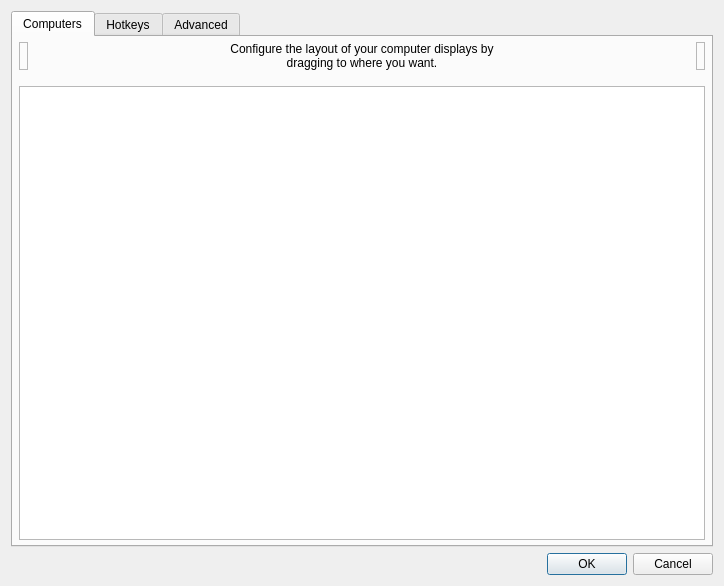
Before: the Qt Designer form src/lib/gui/dialogs/ServerConfigDialog.ui in deskflow/deskflow, drawn with Qt 5.
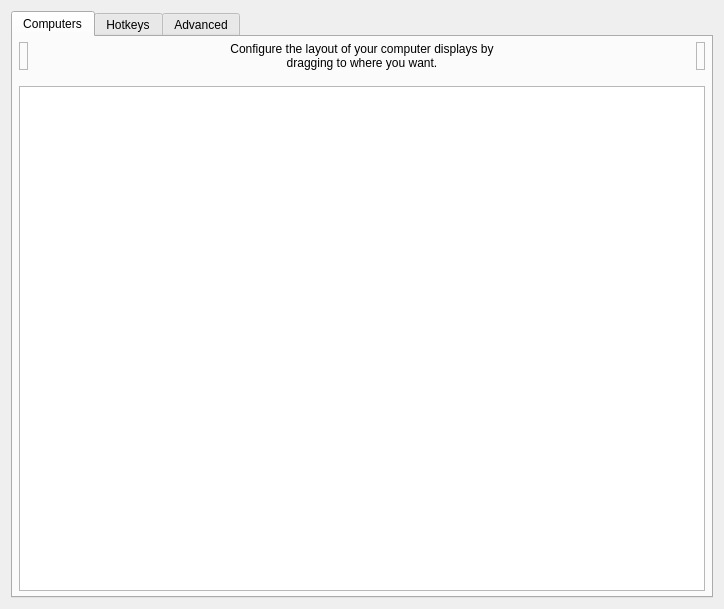
After: the same form once the commit is applied. Icons and pictures are not drawn. Custom widgets are drawn as their Qt base class.

Commit message: refactor(ServerConfigDialog): use SettingsDialogButtonBox and enable control lock for general setting controled items

```diff
--- a/src/lib/gui/dialogs/ServerConfigDialog.ui
+++ b/src/lib/gui/dialogs/ServerConfigDialog.ui
@@ -7,7 +7,7 @@
     <x>0</x>
     <y>0</y>
     <width>724</width>
-    <height>586</height>
+    <height>609</height>
    </rect>
   </property>
   <property name="minimumSize">
@@ -881,16 +881,6 @@
      </widget>
     </widget>
    </item>
-   <item>
-    <widget class="QDialogButtonBox" name="buttonBox">
-     <property name="orientation">
-      <enum>Qt::Orientation::Horizontal</enum>
-     </property>
-     <property name="standardButtons">
-      <set>QDialogButtonBox::StandardButton::Cancel|QDialogButtonBox::StandardButton::Ok</set>
-     </property>
-    </widget>
-   </item>
   </layout>
  </widget>
  <customwidgets>
```
The commit also changes 2 other files.
